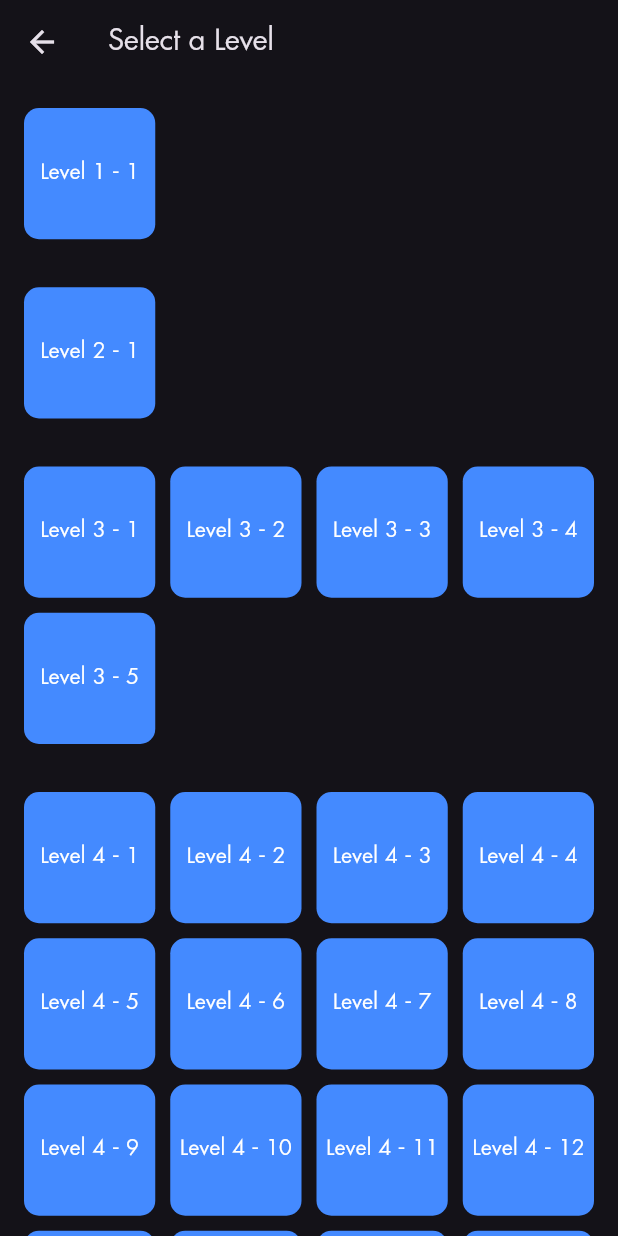
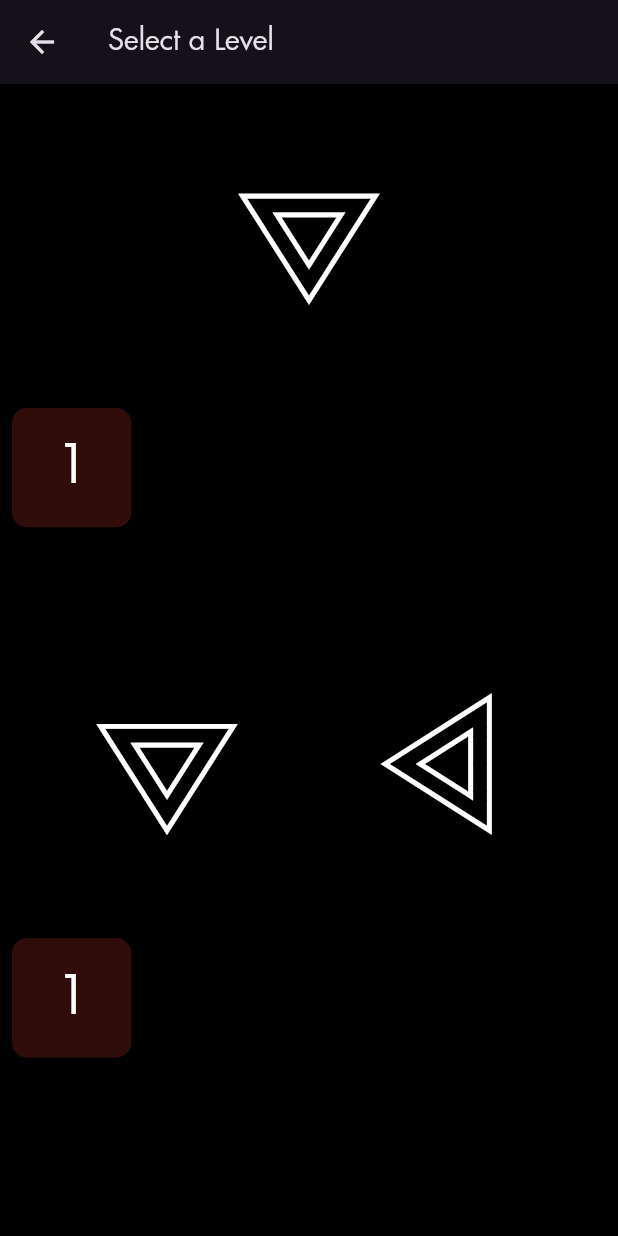
Before and after one commit to roshanjoyp/linkedlights, a Flutter app: the LevelView screen opened by its route, on a phone screen of 412 x 824 dp. Run offline on Flutter 3.47's test engine with Material 3 defaults, Android fonts, the phone set to English and light mode, and no system bars; our stand-ins replace flutter_animate, flutter_sticky_header, stacked, stacked_services, stacked_shared.

Commit message:
levels ui updated

```diff
--- a/lib/ui/dialogs/info_alert/info_alert_dialog.dart
+++ b/lib/ui/dialogs/info_alert/info_alert_dialog.dart
@@ -43,9 +43,9 @@ class InfoAlertDialog extends StackedView<InfoAlertDialogModel> {
                       Text(
                         request.title!,
                         style: const TextStyle(
-                          fontSize: 16,
-                          fontWeight: FontWeight.w900,
-                        ),
+                            fontSize: 16,
+                            fontWeight: FontWeight.w900,
+                            color: Colors.black),
                       ),
                       verticalSpaceTiny,
                       Text(
--- a/lib/ui/views/game/game_view.dart
+++ b/lib/ui/views/game/game_view.dart
@@ -79,6 +79,7 @@ class GameView extends StackedView<GameViewModel> {
                       for (int i = 0; i < viewModel.gameState.length; i++)
                         LightTile(
                           index: i,
+                          totalLights: viewModel.numberOfLights,
                           isOn: viewModel.gameState[i],
                           onLightTapped: viewModel.onLightTapped,
                         ),
@@ -106,10 +107,14 @@ class LightTile extends StatelessWidget {
     required this.index,
     required this.isOn,
     required this.onLightTapped,
+    required this.totalLights,
+    this.isOnLevelScreen = false,
   });
 
   final int index;
+  final int totalLights;
   final bool isOn;
+  final bool isOnLevelScreen;
   final Function(int) onLightTapped;
 
   @override
@@ -120,7 +125,7 @@ class LightTile extends StatelessWidget {
           onLightTapped(index);
         },
         child: RotatedBox(
-          quarterTurns: index % 4,
+          quarterTurns: (index + (isOnLevelScreen ? 1 : 0)) % 4,
           child: Padding(
             padding: const EdgeInsets.all(8.0),
             child: FittedBox(
--- a/lib/ui/views/level/level_view.dart
+++ b/lib/ui/views/level/level_view.dart
@@ -1,5 +1,7 @@
 import 'package:flutter/material.dart';
 import 'package:flutter/scheduler.dart';
+import 'package:flutter_sticky_header/flutter_sticky_header.dart';
+import 'package:linked_lights/ui/views/game/game_view.dart';
 import 'package:stacked/stacked.dart';
 
 import 'level_viewmodel.dart';
@@ -15,28 +17,53 @@ class LevelView extends StackedView<LevelViewModel> {
   ) {
     return Scaffold(
       appBar: AppBar(title: const Text("Select a Level")),
-      backgroundColor: Theme.of(context).colorScheme.surface,
+      backgroundColor: Colors.black,
       body: viewModel.isBusy
           ? const Center(child: CircularProgressIndicator())
           : CustomScrollView(
               slivers: [
-                // SliverList for Level 1 & Level 2 (Single Items)
-
-                // SliverGrid for Level 3 and beyond (Multiple Items)
                 ...viewModel.levels.entries
                     .where((entry) => int.parse(entry.key) >= 1)
-                    .map(
-                      (entry) => SliverPadding(
+                    .expand((entry) => [
+                          SliverStickyHeader(
+                            header: Container(
+                              height: 200.0,
+                              color: Colors.black,
                               padding: const EdgeInsets.symmetric(
-                            horizontal: 16, vertical: 16),
+                                  horizontal: 16.0, vertical: 16),
+                              margin: const EdgeInsets.only(bottom: 8),
+                              alignment: Alignment.centerLeft,
+                              child: Center(
+                                child: Row(
+                                  mainAxisSize: MainAxisSize.max,
+                                  children: [
+                                    for (int i = 0;
+                                        i < int.parse(entry.key);
+                                        i++)
+                                      LightTile(
+                                        isOnLevelScreen: true,
+                                        index: i,
+                                        totalLights: int.parse(entry.key),
+                                        isOn: false,
+                                        onLightTapped: (i) {},
+                                      ),
+                                  ],
+                                ),
+                              ),
+                            ),
                             sliver: SliverGrid(
                               delegate: SliverChildBuilderDelegate(
                                 (context, index) {
-                              return LevelBox(
+                                  return Padding(
+                                    padding: const EdgeInsets.all(8.0),
+                                    child: LevelBox(
                                       level: entry.key,
                                       patternIndex: index + 1,
                                       onTap: () => viewModel.onPatternSelected(
-                                    entry.key, index, entry.value[index][0]),
+                                          entry.key,
+                                          index,
+                                          entry.value[index][0]),
+                                    ),
                                   );
                                 },
                                 childCount: entry.value.length,
@@ -50,7 +77,12 @@ class LevelView extends StackedView<LevelViewModel> {
                               ),
                             ),
                           ),
+                          const SliverToBoxAdapter(
+                            child: SizedBox(
+                              height: 50,
+                            ),
                           )
+                        ])
                     .toList(),
               ],
             ),
@@ -116,14 +148,33 @@ class LevelBox extends StatelessWidget {
       onTap: onTap,
       child: Container(
         decoration: BoxDecoration(
-          color: Colors.blueAccent,
           borderRadius: BorderRadius.circular(10),
         ),
+        child: Stack(
+          children: [
+            Center(
+              child: Container(
+                height: 100,
+                width: 100,
+                decoration: BoxDecoration(
+                  borderRadius: BorderRadius.circular(10),
+                  color: Colors.red.withAlpha(50),
+                ),
                 child: Center(
+                  child: FittedBox(
+                    child: Padding(
+                      padding: const EdgeInsets.all(8.0),
                       child: Text(
-            "Level $level - $patternIndex",
-            style: const TextStyle(color: Colors.white, fontSize: 16),
+                        "$patternIndex",
+                        style:
+                            const TextStyle(color: Colors.white, fontSize: 40),
                       ),
+                    ),
+                  ),
+                ),
+              ),
+            ),
+          ],
         ),
       ),
     );
--- a/lib/ui/views/level/level_viewmodel.dart
+++ b/lib/ui/views/level/level_viewmodel.dart
@@ -7,6 +7,7 @@ import 'package:stacked_services/stacked_services.dart';
 class LevelViewModel extends BaseViewModel {
   final _navigationService = locator<NavigationService>();
   Map<String, List<List<String>>> levels = {};
+
   void runStartupLogic() async {
     try {
       levels = await ReadFile.readJsonFile("assets/levels.json");
--- a/lib/ui/views/startup/startup_view.dart
+++ b/lib/ui/views/startup/startup_view.dart
@@ -1,7 +1,6 @@
 import 'package:flutter/material.dart';
 import 'package:flutter/scheduler.dart';
 import 'package:flutter_animate/flutter_animate.dart';
-import 'package:linked_lights/ui/widgets/custom_icons/lili_icon.dart';
 import 'package:stacked/stacked.dart';
 
 import 'startup_viewmodel.dart';
@@ -22,7 +21,7 @@ class StartupView extends StackedView<StartupViewModel> {
           mainAxisAlignment: MainAxisAlignment.center,
           children: [
             const Icon(
-              LiliIcon.linkedLightsIcon,
+              Icons.play_arrow_outlined,
               size: 200,
             )
                 .animate(
--- a/pubspec.yaml
+++ b/pubspec.yaml
@@ -11,6 +11,7 @@ dependencies:
     sdk: flutter
   flutter_animate: ^4.5.2
   flutter_launcher_icons: ^0.14.3
+  flutter_sticky_header: ^0.7.0
   stacked: ^3.4.0
   stacked_services: ^1.1.0
 
@@ -50,6 +51,3 @@ flutter:
       weight: 500
     - asset: assets/fonts/ArchitypeRenner-Regular.otf
       weight: 400
-  - family: LiliIcon
-    fonts:
-    - asset: assets/icons/LiliIcon.ttf
```
Also changed, not shown: lib/app/app.dart (+8 -3 lines), lib/ui/views/game/game_viewmodel.dart (+23 -0 lines), lib/ui/widgets/custom_icons/lili_icon.dart (deleted, +0 -26 lines), assets/icons/LiliIcon.ttf (deleted), assets/images/icon.png, pubspec.lock, 26 other files. Lines whose indentation alone changed are shown as unchanged.
